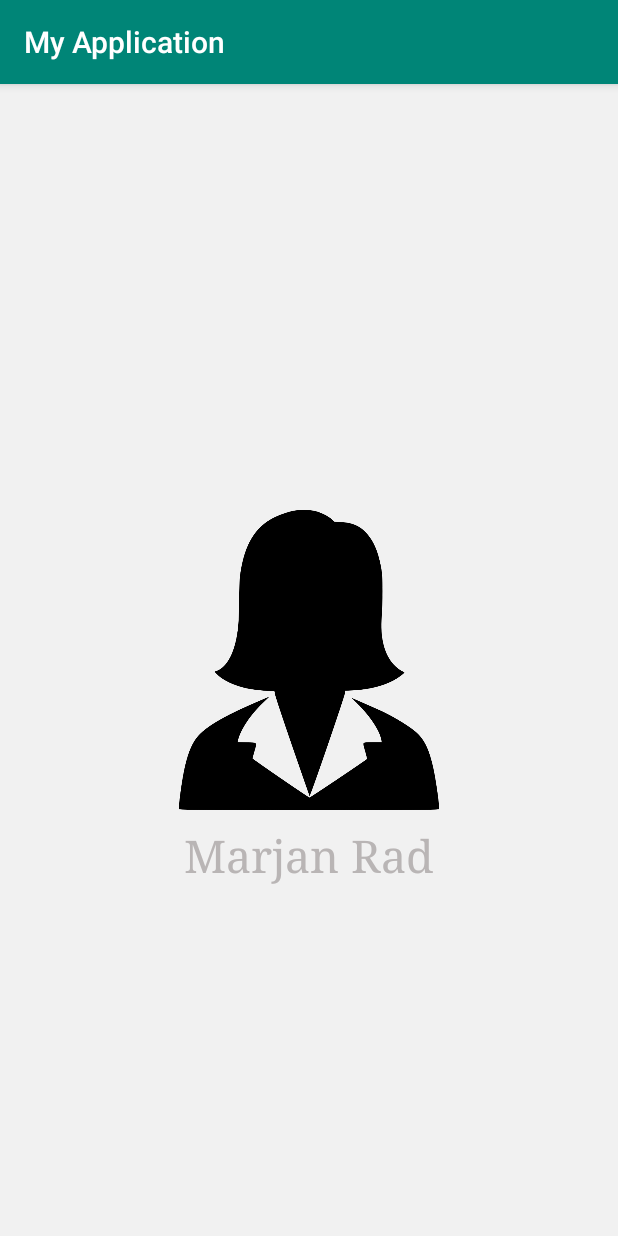
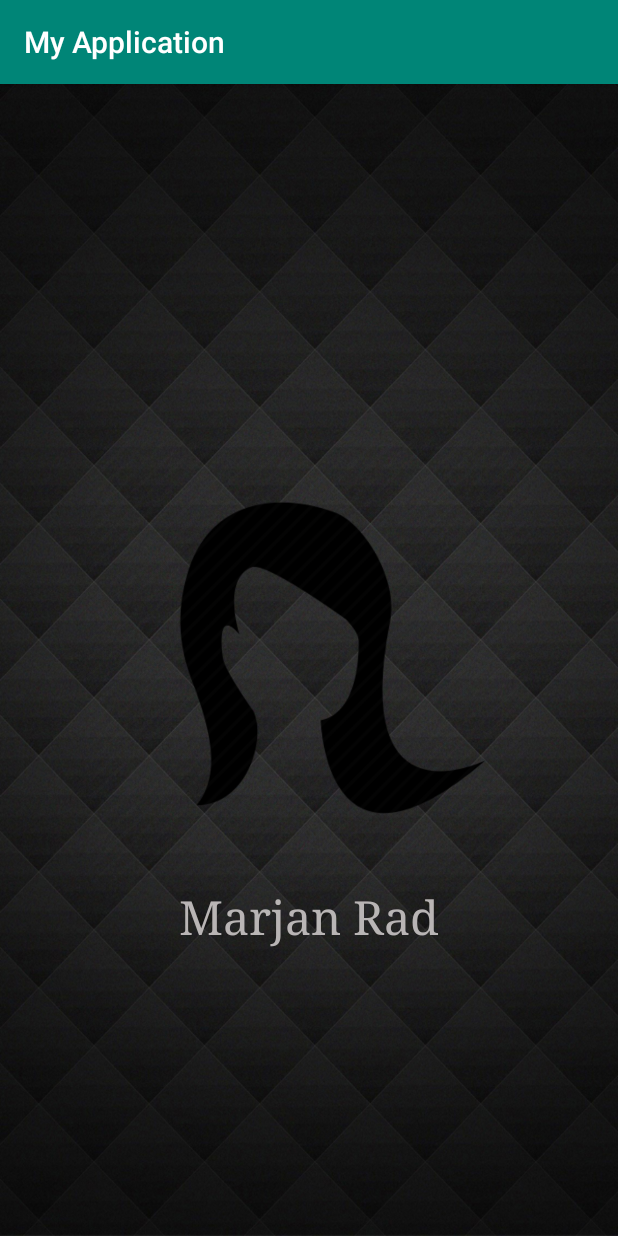
Before and after one commit to marjanrad/MyApplication3, an Android app: the screen it shows after launch (MainActivity), on a phone screen of 412 x 824 dp. Run offline under Robolectric (Android 15) with nearby library versions, the phone set to English and light mode, and no system bars.

Commit message:
change image

```diff
--- a/app/src/main/res/layout/activity_main.xml
+++ b/app/src/main/res/layout/activity_main.xml
@@ -4,15 +4,15 @@
     xmlns:tools="http://schemas.android.com/tools"
     android:layout_width="match_parent"
     android:layout_height="match_parent"
-    android:background="@color/background"
+    android:background="@drawable/backgroundmain"
     tools:context=".MainActivity">
 
     <ImageView
         android:id="@+id/MainActivity_ImageView"
-        android:layout_width="200dp"
-        android:layout_height="200dp"
+        android:layout_width="300dp"
+        android:layout_height="300dp"
         android:layout_centerInParent="true"
-        android:src="@drawable/img_454318" />
+        android:src="@drawable/portrait_02_512" />
 
     <TextView
         android:id="@+id/MainActivity_name"
@@ -21,10 +21,10 @@
         android:layout_below="@id/MainActivity_ImageView"
         android:layout_centerHorizontal="true"
         android:layout_marginLeft="15dp"
-        android:layout_marginTop="10dp"
+        android:layout_marginTop="0dp"
         android:fontFamily="serif"
         android:text="Marjan Rad"
         android:textColor="@color/textColor"
-        android:textSize="30sp" />
+        android:textSize="31sp" />
 
 </RelativeLayout>
```
Also changed, not shown: app/src/main/res/drawable/backgroundmain.jpg (added), app/src/main/res/drawable/portrait_02_512.png (renamed from app/src/main/res/drawable/portrait-02-512.png).
